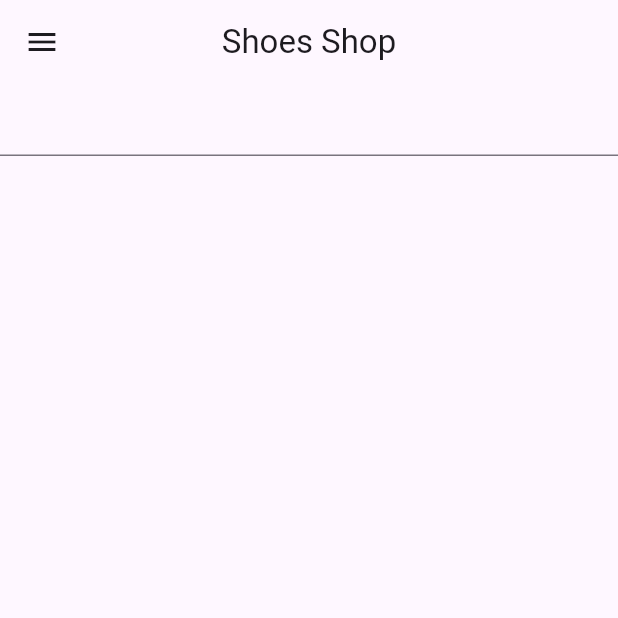
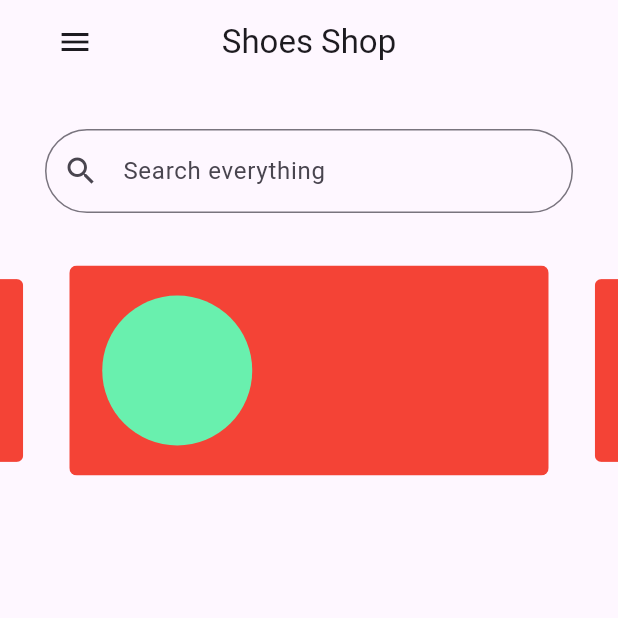
Before and after one commit to MrManavRamani-Flutter/shoes_shop_ui, a Flutter app: the screen it shows after launch, on a phone screen of 412 x 824 dp, the top half of it. Run offline on Flutter 3.47's test engine with Material 3 defaults, Android fonts, the phone set to English and light mode, and no system bars; drawn by our look-alikes of carousel_slider.

Commit message:
changes code in home screen in slider

```diff
--- a/lib/my_app.dart
+++ b/lib/my_app.dart
@@ -9,7 +9,7 @@ class MyApp extends StatelessWidget {
   Widget build(BuildContext context) {
     return MaterialApp(
       debugShowCheckedModeBanner: false,
-      initialRoute: 'welcome',
+      initialRoute: '/',
       routes: {
         'welcome': (context) => const WelcomeScreen(),
         '/': (context) => const HomeScreen(),
--- a/lib/views/home_screen.dart
+++ b/lib/views/home_screen.dart
@@ -1,17 +1,165 @@
+import 'package:carousel_slider/carousel_slider.dart';
 import 'package:flutter/material.dart';
 
-class HomeScreen extends StatelessWidget {
+final List<String> imgList = [
+  'https://images.unsplash.com/photo-1520342868574-5fa3804e551c?ixlib=rb-0.3.5&ixid=eyJhcHBfaWQiOjEyMDd9&s=6ff92caffcdd63681a35134a6770ed3b&auto=format&fit=crop&w=1951&q=80',
+  'https://images.unsplash.com/photo-1522205408450-add114ad53fe?ixlib=rb-0.3.5&ixid=eyJhcHBfaWQiOjEyMDd9&s=368f45b0888aeb0b7b08e3a1084d3ede&auto=format&fit=crop&w=1950&q=80',
+  'https://images.unsplash.com/photo-1519125323398-675f0ddb6308?ixlib=rb-0.3.5&ixid=eyJhcHBfaWQiOjEyMDd9&s=94a1e718d89ca60a6337a6008341ca50&auto=format&fit=crop&w=1950&q=80',
+  'https://images.unsplash.com/photo-1523205771623-e0faa4d2813d?ixlib=rb-0.3.5&ixid=eyJhcHBfaWQiOjEyMDd9&s=89719a0d55dd05e2deae4120227e6efc&auto=format&fit=crop&w=1953&q=80',
+  'https://images.unsplash.com/photo-1508704019882-f9cf40e475b4?ixlib=rb-0.3.5&ixid=eyJhcHBfaWQiOjEyMDd9&s=8c6e5e3aba713b17aa1fe71ab4f0ae5b&auto=format&fit=crop&w=1352&q=80',
+  'https://images.unsplash.com/photo-1519985176271-adb1088fa94c?ixlib=rb-0.3.5&ixid=eyJhcHBfaWQiOjEyMDd9&s=a0c8d632e977f94e5d312d9893258f59&auto=format&fit=crop&w=1355&q=80'
+];
+
+final List<Widget> imageSliders =
+    imgList.map((item) => getSliderImage(item)).toList();
+
+Widget getSliderImage(String item) {
+  return Container(
+    margin: const EdgeInsets.all(5.0),
+    child: ClipRRect(
+      borderRadius: const BorderRadius.all(Radius.circular(5.0)),
+      child: Stack(
+        children: [
+          Container(
+            color: Colors.red,
+          ),
+          const Align(
+            alignment: Alignment(-0.8, 0),
+            child: CircleAvatar(
+              radius: 50,
+              backgroundColor: Colors.greenAccent,
+            ),
+          ),
+          // Image.network(item, fit: BoxFit.cover, width: 1500.0),
+          // Positioned(
+          //   bottom: 0.0,
+          //   left: 0.0,
+          //   right: 0.0,
+          //   child: Container(
+          //     decoration: const BoxDecoration(
+          //       gradient: LinearGradient(
+          //         colors: [
+          //           Color.fromARGB(200, 0, 0, 0),
+          //           Color.fromARGB(0, 0, 0, 0)
+          //         ],
+          //         begin: Alignment.bottomCenter,
+          //         end: Alignment.topCenter,
+          //       ),
+          //     ),
+          //     padding:
+          //         const EdgeInsets.symmetric(vertical: 10.0, horizontal: 20.0),
+          //     child: Text(
+          //       'No. ${imgList.indexOf(item)} image',
+          //       style: const TextStyle(
+          //         color: Colors.white,
+          //         fontSize: 20.0,
+          //         fontWeight: FontWeight.bold,
+          //       ),
+          //     ),
+          //   ),
+          // ),
+        ],
+      ),
+    ),
+  );
+}
+
+class HomeScreen extends StatefulWidget {
   const HomeScreen({super.key});
 
+  @override
+  State<HomeScreen> createState() => _HomeScreenState();
+}
+
+class _HomeScreenState extends State<HomeScreen> {
   @override
   Widget build(BuildContext context) {
     return Scaffold(
       appBar: AppBar(
+        leading: Padding(
+          padding: const EdgeInsets.only(left: 30),
+          child: IconButton(
+            onPressed: () {},
+            icon: const Icon(Icons.menu),
+          ),
+        ),
         title: const Text("Shoes Shop"),
         centerTitle: true,
       ),
-      drawer: const Drawer(),
-      body: TextFormField(),
+      body: Column(
+        children: [
+          Padding(
+            padding: const EdgeInsets.all(30),
+            child: TextFormField(
+              decoration: const InputDecoration(
+                prefixIcon: Icon(Icons.search_outlined),
+                hintText: "Search everything",
+                border: OutlineInputBorder(
+                  borderRadius: BorderRadius.horizontal(
+                    left: Radius.circular(30),
+                    right: Radius.circular(30),
+                  ),
+                ),
+              ),
+            ),
+          ),
+          Container(
+            height: 150,
+            width: double.infinity,
+            child: CarouselSlider(
+              items: imageSliders,
+              options: CarouselOptions(
+                aspectRatio: 0.2,
+                enlargeCenterPage: true,
+                enableInfiniteScroll: false,
+                initialPage: 2,
+                autoPlay: true,
+              ),
+            ),
+          ),
+        ],
+      ),
     );
   }
 }
+
+//-------------------------------------
+
+//     Container(
+//   margin: const EdgeInsets.all(5.0),
+//   child: ClipRRect(
+//     borderRadius: const BorderRadius.all(Radius.circular(5.0)),
+//     child: Stack(
+//       children: [
+//         Image.network(item, fit: BoxFit.cover, width: 1000.0),
+//         Positioned(
+//           bottom: 0.0,
+//           left: 0.0,
+//           right: 0.0,
+//           child: Container(
+//             decoration: const BoxDecoration(
+//               gradient: LinearGradient(
+//                 colors: [
+//                   Color.fromARGB(200, 0, 0, 0),
+//                   Color.fromARGB(0, 0, 0, 0)
+//                 ],
+//                 begin: Alignment.bottomCenter,
+//                 end: Alignment.topCenter,
+//               ),
+//             ),
+//             padding: const EdgeInsets.symmetric(
+//                 vertical: 10.0, horizontal: 20.0),
+//             child: Text(
+//               'No. ${imgList.indexOf(item)} image',
+//               style: const TextStyle(
+//                 color: Colors.white,
+//                 fontSize: 20.0,
+//                 fontWeight: FontWeight.bold,
+//               ),
+//             ),
+//           ),
+//         ),
+//       ],
+//     ),
+//   ),
+// ),
--- a/lib/views/welcome_screen.dart
+++ b/lib/views/welcome_screen.dart
@@ -13,7 +13,7 @@ class _WelcomeScreenState extends State<WelcomeScreen> {
   @override
   void initState() {
     super.initState();
-    Timer(const Duration(seconds: 3), () {
+    Timer(const Duration(seconds: 1), () {
       Navigator.of(context).pushReplacementNamed('/');
     });
   }
--- a/pubspec.yaml
+++ b/pubspec.yaml
@@ -35,6 +35,7 @@ dependencies:
   # The following adds the Cupertino Icons font to your application.
   # Use with the CupertinoIcons class for iOS style icons.
   cupertino_icons: ^1.0.6
+  carousel_slider:
 
 dev_dependencies:
   flutter_test:
```
Also changed, not shown: pubspec.lock.
